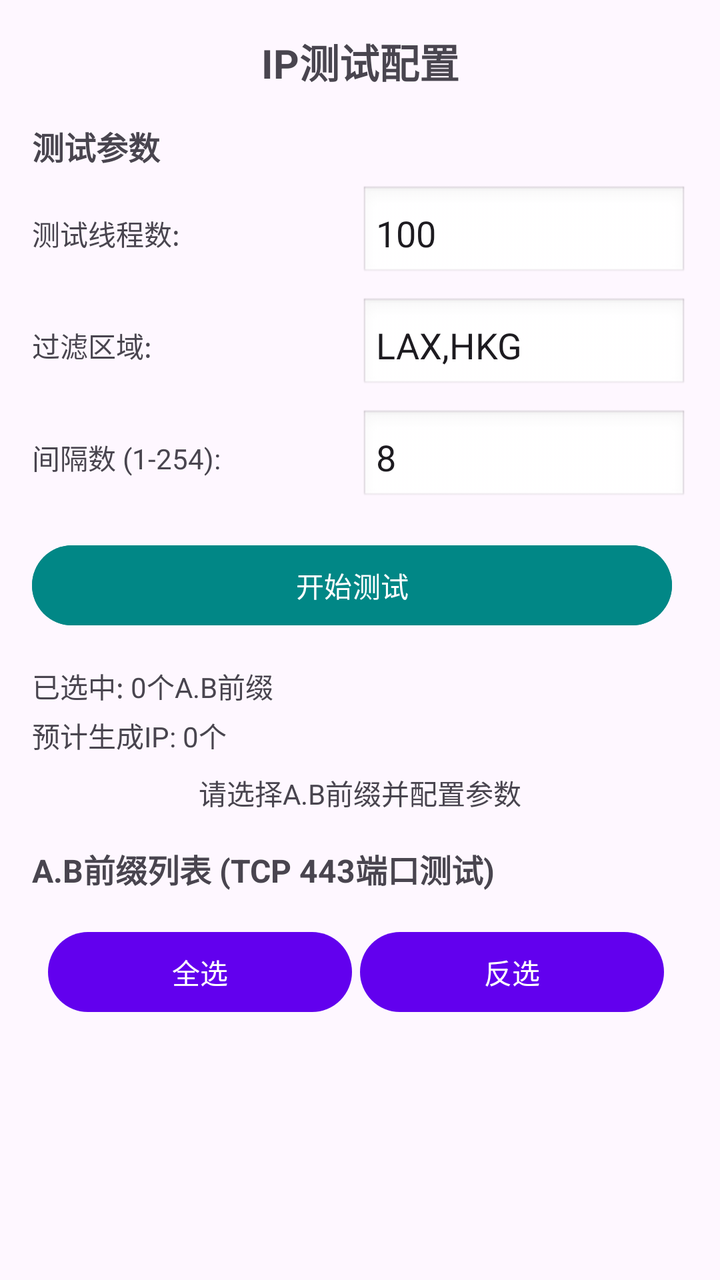
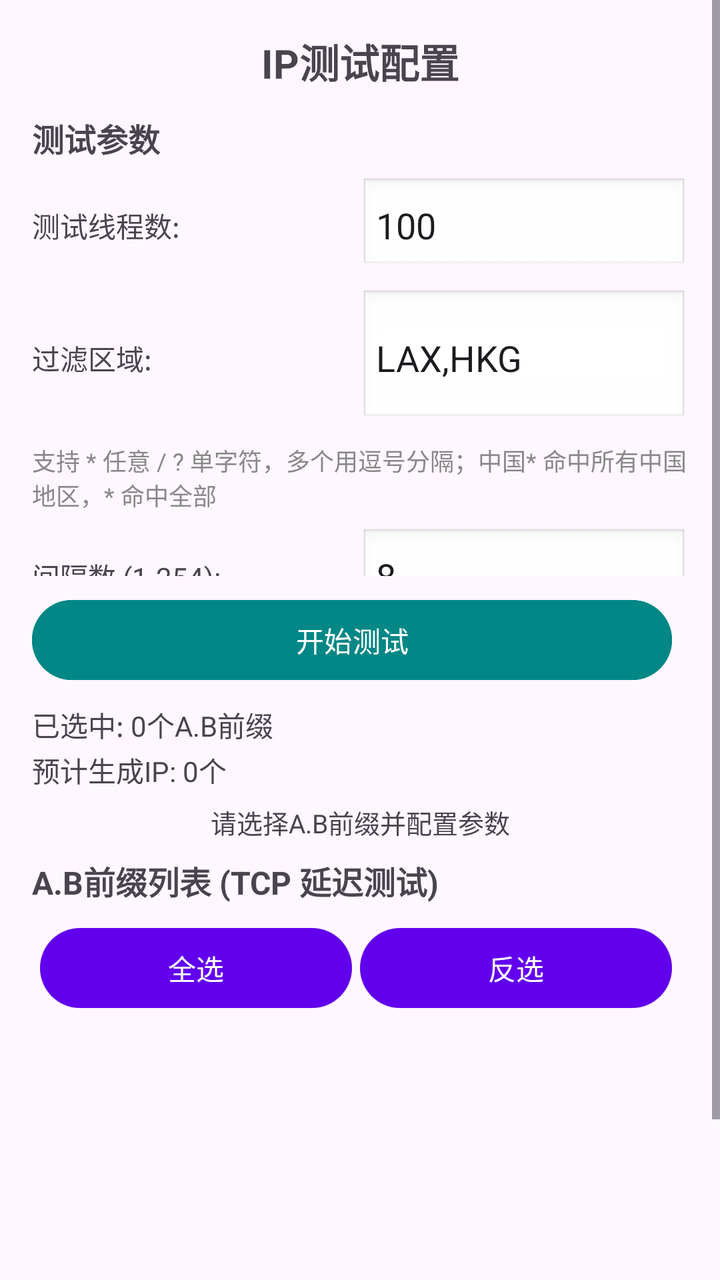

Screens rendered from an Android XML layout before and after an edit, with the pre-edit source and the edit as a unified diff.
<!-- AndroidManifest.xml: application theme Theme.Cfstproject -->
<!-- res/layout/fragment_ip_test.xml -->
<?xml version="1.0" encoding="utf-8"?>
<LinearLayout xmlns:android="http://schemas.android.com/apk/res/android"
    xmlns:app="http://schemas.android.com/apk/res-auto"
    android:layout_width="match_parent"
    android:layout_height="match_parent"
    android:orientation="vertical"
    android:padding="16dp"
    android:keepScreenOn="true">

    <TextView
        android:layout_width="match_parent"
        android:layout_height="wrap_content"
        android:text="IP测试配置"
        android:textSize="20sp"
        android:textStyle="bold"
        android:gravity="center"
        android:layout_marginBottom="16dp" />

    <TextView
        android:layout_width="match_parent"
        android:layout_height="wrap_content"
        android:text="测试参数"
        android:textSize="16sp"
        android:textStyle="bold"
        android:layout_marginBottom="8dp" />

    
    <LinearLayout
        android:layout_width="match_parent"
        android:layout_height="wrap_content"
        android:orientation="horizontal"
        android:layout_marginBottom="8dp">

        <TextView
            android:layout_width="0dp"
            android:layout_height="wrap_content"
            android:layout_weight="1"
            android:text="测试线程数:"
            android:textSize="14sp"
            android:layout_gravity="center_vertical" />

        <EditText
            android:id="@+id/etThreadCount"
            android:layout_width="0dp"
            android:layout_height="wrap_content"
            android:layout_weight="1"
            android:inputType="number"
            android:text="100"
            android:maxLines="1"
            android:background="@android:drawable/edit_text"
            android:padding="8dp" />

    </LinearLayout>

    
    <LinearLayout
        android:layout_width="match_parent"
        android:layout_height="wrap_content"
        android:orientation="horizontal"
        android:layout_marginBottom="8dp">

        <TextView
            android:layout_width="0dp"
            android:layout_height="wrap_content"
            android:layout_weight="1"
            android:text="过滤区域:"
            android:textSize="14sp"
            android:layout_gravity="center_vertical" />

        <EditText
            android:id="@+id/etDStart"
            android:layout_width="0dp"
            android:layout_height="wrap_content"
            android:layout_weight="1"
            android:text="LAX,HKG"
            android:maxLines="1"
            android:background="@android:drawable/edit_text"
            android:padding="8dp" />

    </LinearLayout>

    
    <LinearLayout
        android:layout_width="match_parent"
        android:layout_height="wrap_content"
        android:orientation="horizontal"
        android:layout_marginBottom="16dp">

        <TextView
            android:layout_width="0dp"
            android:layout_height="wrap_content"
            android:layout_weight="1"
            android:text="间隔数 (1-254):"
            android:textSize="14sp"
            android:layout_gravity="center_vertical" />

        <EditText
            android:id="@+id/etDInterval"
            android:layout_width="0dp"
            android:layout_height="wrap_content"
            android:layout_weight="1"
            android:inputType="number"
            android:text="8"
            android:maxLines="1"
            android:background="@android:drawable/edit_text"
            android:padding="8dp" />

    </LinearLayout>

    
    <LinearLayout
        android:layout_width="match_parent"
        android:layout_height="wrap_content"
        android:orientation="horizontal"
        android:layout_marginBottom="16dp">

        <Button
            android:id="@+id/startButton"
            android:layout_width="0dp"
            android:layout_height="wrap_content"
            android:layout_weight="1"
            android:text="开始测试"
            android:layout_marginEnd="8dp"
            android:backgroundTint="@color/teal_700"
            android:textColor="@android:color/white" />

        <Button
            android:id="@+id/stopButton"
            android:layout_width="0dp"
            android:layout_height="wrap_content"
            android:layout_weight="1"
            android:text="停止测试"
            android:layout_marginStart="8dp"
            android:backgroundTint="@color/red_500"
            android:textColor="@android:color/white"
            android:visibility="gone" />

    </LinearLayout>

    
    <TextView
        android:id="@+id/tvSelectedCount"
        android:layout_width="match_parent"
        android:layout_height="wrap_content"
        android:text="已选中: 0个A.B前缀"
        android:textSize="14sp"
        android:layout_marginBottom="4dp" />

    <TextView
        android:id="@+id/tvGeneratedIPs"
        android:layout_width="match_parent"
        android:layout_height="wrap_content"
        android:text="预计生成IP: 0个"
        android:textSize="14sp"
        android:layout_marginBottom="8dp" />

    <ProgressBar
        android:id="@+id/progressBar"
        style="?android:attr/progressBarStyleHorizontal"
        android:layout_width="match_parent"
        android:layout_height="wrap_content"
        android:max="100"
        android:progress="0"
        android:visibility="gone"
        android:layout_marginBottom="8dp" />

    <TextView
        android:id="@+id/statusText"
        android:layout_width="match_parent"
        android:layout_height="wrap_content"
        android:text="请选择A.B前缀并配置参数"
        android:textSize="14sp"
        android:layout_marginBottom="16dp"
        android:gravity="center" />

    <TextView
        android:layout_width="match_parent"
        android:layout_height="wrap_content"
        android:text="A.B前缀列表 (TCP 443端口测试)"
        android:textSize="16sp"
        android:textStyle="bold"
        android:layout_marginBottom="8dp" />

    <LinearLayout
        android:layout_width="match_parent"
        android:layout_height="wrap_content"
        android:orientation="horizontal"
        android:padding="8dp">

        <Button
            android:id="@+id/btnSelectAll"
            android:layout_width="0dp"
            android:layout_height="wrap_content"
            android:layout_weight="1"
            android:text="全选"
            android:layout_marginEnd="4dp"/>

        <Button
            android:id="@+id/btninvertSelection"
            android:layout_width="0dp"
            android:layout_height="wrap_content"
            android:layout_weight="1"
            android:text="反选"
            android:layout_marginEnd="4dp"/>

    </LinearLayout>

    <androidx.recyclerview.widget.RecyclerView
        android:id="@+id/recyclerView"
        android:layout_width="match_parent"
        android:layout_height="0dp"
        android:layout_weight="1" />

</LinearLayout>
<!-- resources referenced by this layout -->
<resources>
  <color name="red_500">#FFF44336</color>
  <color name="teal_700">#FF018786</color>
  <style name="Theme.Cfstproject" parent="Base.Theme.Cfstproject" />
  <style name="Base.Theme.Cfstproject" parent="Theme.Material3.DayNight.NoActionBar">
          
          
          <item name="colorPrimary">@color/purple_500</item>
          <item name="colorPrimaryVariant">@color/purple_700</item>
          <item name="colorOnPrimary">@color/white</item>
          <item name="colorSecondary">@color/teal_200</item>
          <item name="colorSecondaryVariant">@color/teal_700</item>
          <item name="colorOnSecondary">@color/black</item>
          <item name="android:statusBarColor">?attr/colorPrimaryVariant</item>
      </style>
  <color name="purple_500">#FF6200EE</color>
  <color name="purple_700">#FF3700B3</color>
  <color name="white">#FFFFFFFF</color>
  <color name="teal_200">#FF03DAC5</color>
  <color name="black">#FF000000</color>
</resources>

<!-- the commit's change to res/layout/fragment_ip_test.xml (unified diff, before → after) -->
@@ -1,214 +1,277 @@
 <?xml version="1.0" encoding="utf-8"?>
-<LinearLayout xmlns:android="http://schemas.android.com/apk/res/android"
+<ScrollView xmlns:android="http://schemas.android.com/apk/res/android"
     xmlns:app="http://schemas.android.com/apk/res-auto"
     android:layout_width="match_parent"
     android:layout_height="match_parent"
-    android:orientation="vertical"
-    android:padding="16dp"
+    android:fillViewport="true"
+    android:clipToPadding="false"
     android:keepScreenOn="true">
 
-    <TextView
-        android:layout_width="match_parent"
-        android:layout_height="wrap_content"
-        android:text="IP测试配置"
-        android:textSize="20sp"
-        android:textStyle="bold"
-        android:gravity="center"
-        android:layout_marginBottom="16dp" />
-
-    <TextView
-        android:layout_width="match_parent"
-        android:layout_height="wrap_content"
-        android:text="测试参数"
-        android:textSize="16sp"
-        android:textStyle="bold"
-        android:layout_marginBottom="8dp" />
-
-    
     <LinearLayout
         android:layout_width="match_parent"
         android:layout_height="wrap_content"
-        android:orientation="horizontal"
-        android:layout_marginBottom="8dp">
-
-        <TextView
-            android:layout_width="0dp"
-            android:layout_height="wrap_content"
-            android:layout_weight="1"
-            android:text="测试线程数:"
+        android:orientation="vertical"
+        android:padding="16dp">
+
+        
+        <ScrollView
+            android:layout_width="match_parent"
+            android:layout_height="272dp"
+            android:fillViewport="true"
+            android:scrollbars="none">
+
+            <LinearLayout
+                android:layout_width="match_parent"
+                android:layout_height="wrap_content"
+                android:orientation="vertical">
+
+                <TextView
+                    android:layout_width="match_parent"
+                    android:layout_height="wrap_content"
+                    android:text="IP测试配置"
+                    android:textSize="20sp"
+                    android:textStyle="bold"
+                    android:gravity="center"
+                    android:layout_marginBottom="12dp" />
+
+                <TextView
+                    android:layout_width="match_parent"
+                    android:layout_height="wrap_content"
+                    android:text="测试参数"
+                    android:textSize="16sp"
+                    android:textStyle="bold"
+                    android:layout_marginBottom="8dp" />
+
+                
+                <LinearLayout
+                    android:layout_width="match_parent"
+                    android:layout_height="wrap_content"
+                    android:orientation="horizontal"
+                    android:layout_marginBottom="8dp">
+
+                    <TextView
+                        android:layout_width="0dp"
+                        android:layout_height="wrap_content"
+                        android:layout_weight="1"
+                        android:text="测试线程数:"
+                        android:textSize="14sp"
+                        android:layout_gravity="center_vertical" />
+
+                    <EditText
+                        android:id="@+id/etThreadCount"
+                        android:layout_width="0dp"
+                        android:layout_height="wrap_content"
+                        android:layout_weight="1"
+                        android:inputType="number"
+                        android:text="100"
+                        android:maxLines="1"
+                        android:background="@android:drawable/edit_text"
+                        android:padding="8dp" />
+
+                </LinearLayout>
+
+                
+                <LinearLayout
+                    android:layout_width="match_parent"
+                    android:layout_height="wrap_content"
+                    android:orientation="horizontal"
+                    android:layout_marginBottom="8dp">
+
+                    <TextView
+                        android:layout_width="0dp"
+                        android:layout_height="wrap_content"
+                        android:layout_weight="1"
+                        android:text="过滤区域:"
+                        android:textSize="14sp"
+                        android:layout_gravity="center_vertical" />
+
+                    <EditText
+                        android:id="@+id/etDStart"
+                        android:layout_width="0dp"
+                        android:layout_height="wrap_content"
+                        android:layout_weight="1"
+                        android:text="LAX,HKG"
+                        android:hint="LAX,HKG 或 中国* 或 *"
+                        android:maxLines="1"
+                        android:background="@android:drawable/edit_text"
+                        android:padding="8dp" />
+
+                </LinearLayout>
+
+                
+                <TextView
+                    android:layout_width="match_parent"
+                    android:layout_height="wrap_content"
+                    android:layout_marginBottom="8dp"
+                    android:text="支持 * 任意 / ? 单字符，多个用逗号分隔；中国* 命中所有中国地区，* 命中全部"
+                    android:textSize="12sp"
+                    android:textColor="#888888" />
+
+                
+                <LinearLayout
+                    android:layout_width="match_parent"
+                    android:layout_height="wrap_content"
+                    android:orientation="horizontal"
+                    android:layout_marginBottom="8dp">
+
+                    <TextView
+                        android:layout_width="0dp"
+                        android:layout_height="wrap_content"
+                        android:layout_weight="1"
+                        android:text="间隔数 (1-254):"
+                        android:textSize="14sp"
+                        android:layout_gravity="center_vertical" />
+
+                    <EditText
+                        android:id="@+id/etDInterval"
+                        android:layout_width="0dp"
+                        android:layout_height="wrap_content"
+                        android:layout_weight="1"
+                        android:inputType="number"
+                        android:text="8"
+                        android:maxLines="1"
+                        android:background="@android:drawable/edit_text"
+                        android:padding="8dp" />
+
+                </LinearLayout>
+
+                
+                <LinearLayout
+                    android:layout_width="match_parent"
+                    android:layout_height="wrap_content"
+                    android:orientation="horizontal"
+                    android:layout_marginBottom="8dp">
+
+                    <TextView
+                        android:layout_width="0dp"
+                        android:layout_height="wrap_content"
+                        android:layout_weight="1"
+                        android:text="测试端口:"
+                        android:textSize="14sp"
+                        android:layout_gravity="center_vertical" />
+
+                    <EditText
+                        android:id="@+id/etPort"
+                        android:layout_width="0dp"
+                        android:layout_height="wrap_content"
+                        android:layout_weight="1"
+                        android:inputType="number"
+                        android:text="443"
+                        android:hint="443 / 80 / 2096"
+                        android:maxLines="1"
+                        android:background="@android:drawable/edit_text"
+                        android:padding="8dp" />
+
+                </LinearLayout>
+
+            </LinearLayout>
+        </ScrollView>
+
+        
+        <LinearLayout
+            android:layout_width="match_parent"
+            android:layout_height="wrap_content"
+            android:orientation="horizontal"
+            android:layout_marginTop="8dp"
+            android:layout_marginBottom="8dp">
+
+            <Button
+                android:id="@+id/startButton"
+                android:layout_width="0dp"
+                android:layout_height="wrap_content"
+                android:layout_weight="1"
+                android:text="开始测试"
+                android:layout_marginEnd="8dp"
+                android:backgroundTint="@color/teal_700"
+                android:textColor="@android:color/white" />
+
+            <Button
+                android:id="@+id/stopButton"
+                android:layout_width="0dp"
+                android:layout_height="wrap_content"
+                android:layout_weight="1"
+                android:text="停止测试"
+                android:layout_marginStart="8dp"
+                android:backgroundTint="@color/red_500"
+                android:textColor="@android:color/white"
+                android:visibility="gone" />
+
+        </LinearLayout>
+
+        
+        <TextView
+            android:id="@+id/tvSelectedCount"
+            android:layout_width="match_parent"
+            android:layout_height="wrap_content"
+            android:text="已选中: 0个A.B前缀"
             android:textSize="14sp"
-            android:layout_gravity="center_vertical" />
-
-        <EditText
-            android:id="@+id/etThreadCount"
-            android:layout_width="0dp"
-            android:layout_height="wrap_content"
-            android:layout_weight="1"
-            android:inputType="number"
-            android:text="100"
-            android:maxLines="1"
-            android:background="@android:drawable/edit_text"
-            android:padding="8dp" />
+            android:layout_marginBottom="2dp" />
+
+        <TextView
+            android:id="@+id/tvGeneratedIPs"
+            android:layout_width="match_parent"
+            android:layout_height="wrap_content"
+            android:text="预计生成IP: 0个"
+            android:textSize="14sp"
+            android:layout_marginBottom="6dp" />
+
+        <ProgressBar
+            android:id="@+id/progressBar"
+            style="?android:attr/progressBarStyleHorizontal"
+            android:layout_width="match_parent"
+            android:layout_height="wrap_content"
+            android:max="100"
+            android:progress="0"
+            android:visibility="gone"
+            android:layout_marginBottom="6dp" />
+
+        <TextView
+            android:id="@+id/statusText"
+            android:layout_width="match_parent"
+            android:layout_height="wrap_content"
+            android:text="请选择A.B前缀并配置参数"
+            android:textSize="13sp"
+            android:layout_marginBottom="8dp"
+            android:gravity="center" />
+
+        <TextView
+            android:layout_width="match_parent"
+            android:layout_height="wrap_content"
+            android:text="A.B前缀列表 (TCP 延迟测试)"
+            android:textSize="16sp"
+            android:textStyle="bold"
+            android:layout_marginBottom="4dp" />
+
+        <LinearLayout
+            android:layout_width="match_parent"
+            android:layout_height="wrap_content"
+            android:orientation="horizontal"
+            android:padding="4dp"
+            android:layout_marginBottom="4dp">
+
+            <Button
+                android:id="@+id/btnSelectAll"
+                android:layout_width="0dp"
+                android:layout_height="wrap_content"
+                android:layout_weight="1"
+                android:text="全选"
+                android:layout_marginEnd="4dp"/>
+
+            <Button
+                android:id="@+id/btninvertSelection"
+                android:layout_width="0dp"
+                android:layout_height="wrap_content"
+                android:layout_weight="1"
+                android:text="反选"
+                android:layout_marginEnd="4dp"/>
+
+        </LinearLayout>
+
+        <androidx.recyclerview.widget.RecyclerView
+            android:id="@+id/recyclerView"
+            android:layout_width="match_parent"
+            android:layout_height="200dp"
+            android:nestedScrollingEnabled="false" />
 
     </LinearLayout>
-
-    
-    <LinearLayout
-        android:layout_width="match_parent"
-        android:layout_height="wrap_content"
-        android:orientation="horizontal"
-        android:layout_marginBottom="8dp">
-
-        <TextView
-            android:layout_width="0dp"
-            android:layout_height="wrap_content"
-            android:layout_weight="1"
-            android:text="过滤区域:"
-            android:textSize="14sp"
-            android:layout_gravity="center_vertical" />
-
-        <EditText
-            android:id="@+id/etDStart"
-            android:layout_width="0dp"
-            android:layout_height="wrap_content"
-            android:layout_weight="1"
-            android:text="LAX,HKG"
-            android:maxLines="1"
-            android:background="@android:drawable/edit_text"
-            android:padding="8dp" />
-
-    </LinearLayout>
-
-    
-    <LinearLayout
-        android:layout_width="match_parent"
-        android:layout_height="wrap_content"
-        android:orientation="horizontal"
-        android:layout_marginBottom="16dp">
-
-        <TextView
-            android:layout_width="0dp"
-            android:layout_height="wrap_content"
-            android:layout_weight="1"
-            android:text="间隔数 (1-254):"
-            android:textSize="14sp"
-            android:layout_gravity="center_vertical" />
-
-        <EditText
-            android:id="@+id/etDInterval"
-            android:layout_width="0dp"
-            android:layout_height="wrap_content"
-            android:layout_weight="1"
-            android:inputType="number"
-            android:text="8"
-            android:maxLines="1"
-            android:background="@android:drawable/edit_text"
-            android:padding="8dp" />
-
-    </LinearLayout>
-
-    
-    <LinearLayout
-        android:layout_width="match_parent"
-        android:layout_height="wrap_content"
-        android:orientation="horizontal"
-        android:layout_marginBottom="16dp">
-
-        <Button
-            android:id="@+id/startButton"
-            android:layout_width="0dp"
-            android:layout_height="wrap_content"
-            android:layout_weight="1"
-            android:text="开始测试"
-            android:layout_marginEnd="8dp"
-            android:backgroundTint="@color/teal_700"
-            android:textColor="@android:color/white" />
-
-        <Button
-            android:id="@+id/stopButton"
-            android:layout_width="0dp"
-            android:layout_height="wrap_content"
-            android:layout_weight="1"
-            android:text="停止测试"
-            android:layout_marginStart="8dp"
-            android:backgroundTint="@color/red_500"
-            android:textColor="@android:color/white"
-            android:visibility="gone" />
-
-    </LinearLayout>
-
-    
-    <TextView
-        android:id="@+id/tvSelectedCount"
-        android:layout_width="match_parent"
-        android:layout_height="wrap_content"
-        android:text="已选中: 0个A.B前缀"
-        android:textSize="14sp"
-        android:layout_marginBottom="4dp" />
-
-    <TextView
-        android:id="@+id/tvGeneratedIPs"
-        android:layout_width="match_parent"
-        android:layout_height="wrap_content"
-        android:text="预计生成IP: 0个"
-        android:textSize="14sp"
-        android:layout_marginBottom="8dp" />
-
-    <ProgressBar
-        android:id="@+id/progressBar"
-        style="?android:attr/progressBarStyleHorizontal"
-        android:layout_width="match_parent"
-        android:layout_height="wrap_content"
-        android:max="100"
-        android:progress="0"
-        android:visibility="gone"
-        android:layout_marginBottom="8dp" />
-
-    <TextView
-        android:id="@+id/statusText"
-        android:layout_width="match_parent"
-        android:layout_height="wrap_content"
-        android:text="请选择A.B前缀并配置参数"
-        android:textSize="14sp"
-        android:layout_marginBottom="16dp"
-        android:gravity="center" />
-
-    <TextView
-        android:layout_width="match_parent"
-        android:layout_height="wrap_content"
-        android:text="A.B前缀列表 (TCP 443端口测试)"
-        android:textSize="16sp"
-        android:textStyle="bold"
-        android:layout_marginBottom="8dp" />
-
-    <LinearLayout
-        android:layout_width="match_parent"
-        android:layout_height="wrap_content"
-        android:orientation="horizontal"
-        android:padding="8dp">
-
-        <Button
-            android:id="@+id/btnSelectAll"
-            android:layout_width="0dp"
-            android:layout_height="wrap_content"
-            android:layout_weight="1"
-            android:text="全选"
-            android:layout_marginEnd="4dp"/>
-
-        <Button
-            android:id="@+id/btninvertSelection"
-            android:layout_width="0dp"
-            android:layout_height="wrap_content"
-            android:layout_weight="1"
-            android:text="反选"
-            android:layout_marginEnd="4dp"/>
-
-    </LinearLayout>
-
-    <androidx.recyclerview.widget.RecyclerView
-        android:id="@+id/recyclerView"
-        android:layout_width="match_parent"
-        android:layout_height="0dp"
-        android:layout_weight="1" />
-
-</LinearLayout>
+</ScrollView>
